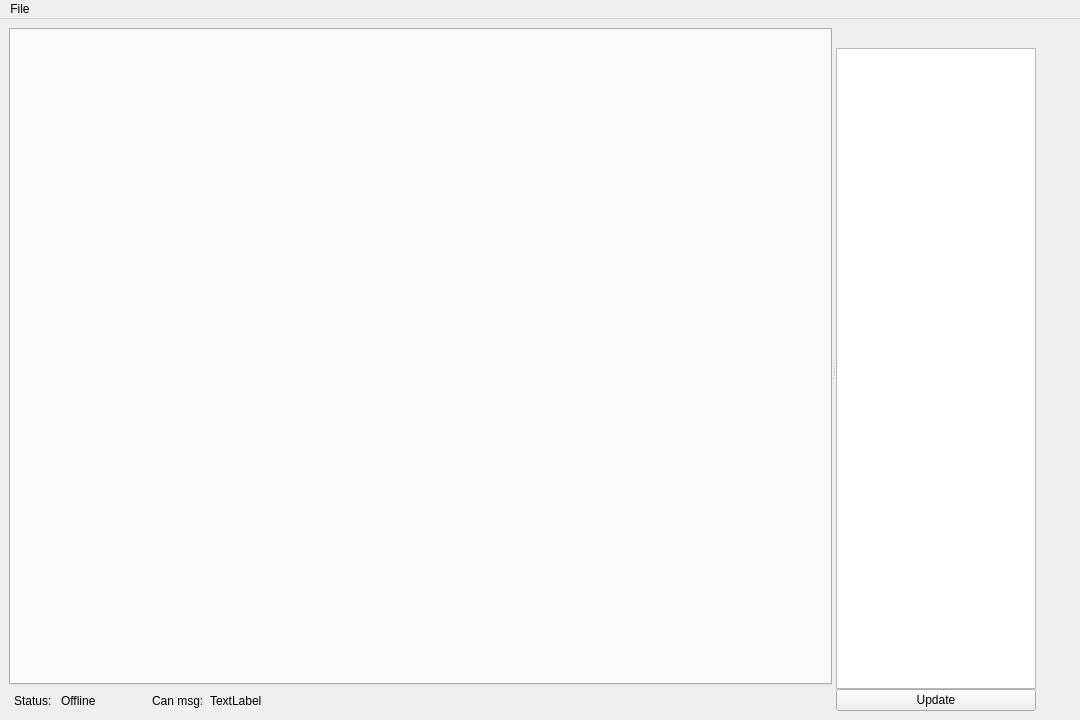
Before: the Qt Designer form CanReader/GUI/MainWindow.ui in GKPr0/Formula-Student-Telemetry, drawn with Qt 5.
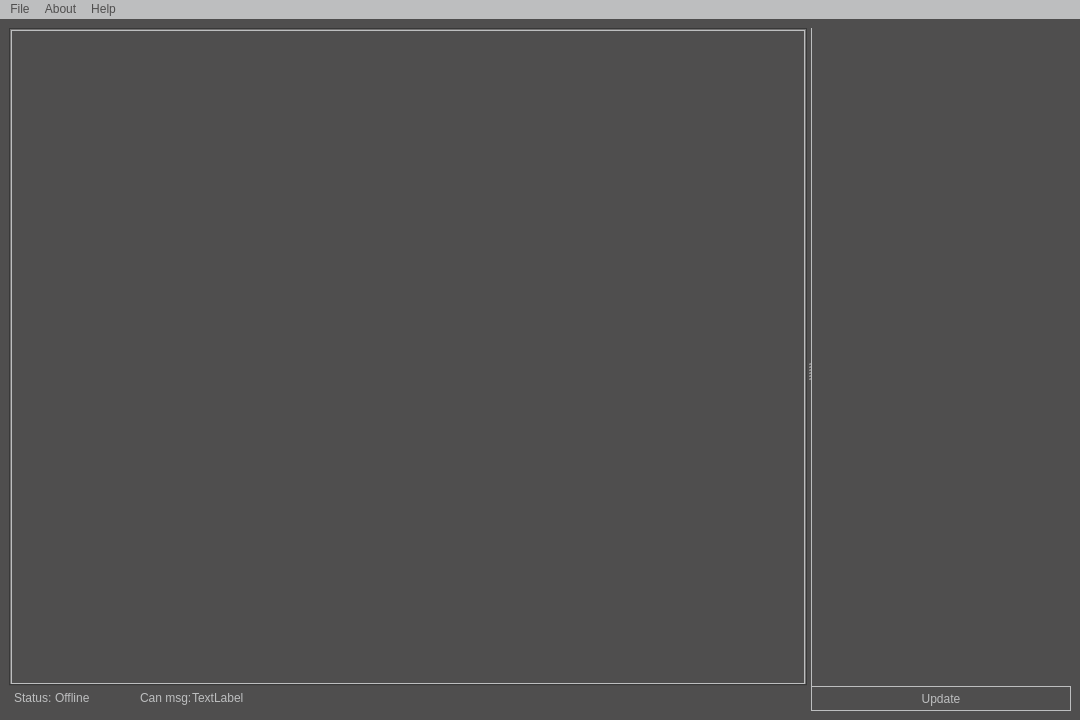
After: the same form once the commit is applied.

Commit message: Design update -> overviewtab add, dark style

Diff of the .ui file:
```diff
--- a/CanReader/GUI/MainWindow.ui
+++ b/CanReader/GUI/MainWindow.ui
@@ -29,7 +29,13 @@
    <string>CanReader FS Tul Racing</string>
   </property>
   <property name="autoFillBackground">
-   <bool>true</bool>
+   <bool>false</bool>
+  </property>
+  <property name="styleSheet">
+   <string notr="true">color: rgb(189, 190, 191);
+background-color: rgb(79, 78, 78);
+
+</string>
   </property>
   <widget class="QWidget" name="centralwidget">
    <property name="sizePolicy">
@@ -38,32 +44,104 @@
      <verstretch>0</verstretch>
     </sizepolicy>
    </property>
+   <property name="styleSheet">
+    <string notr="true">background-color: rgb(79, 78, 78);</string>
+   </property>
    <layout class="QHBoxLayout" name="horizontalLayout_2">
     <item>
      <widget class="QSplitter" name="splitter">
+      <property name="sizePolicy">
+       <sizepolicy hsizetype="Expanding" vsizetype="Preferred">
+        <horstretch>0</horstretch>
+        <verstretch>0</verstretch>
+       </sizepolicy>
+      </property>
+      <property name="styleSheet">
+       <string notr="true">background-color: rgb(79, 78, 78);</string>
+      </property>
       <property name="orientation">
        <enum>Qt::Horizontal</enum>
       </property>
       <widget class="QWidget" name="verticalLayoutWidget">
        <layout class="QVBoxLayout" name="verticalLayout">
+        <property name="spacing">
+         <number>0</number>
+        </property>
         <item>
          <widget class="QTabWidget" name="tabWidget">
+          <property name="sizePolicy">
+           <sizepolicy hsizetype="Expanding" vsizetype="Expanding">
+            <horstretch>0</horstretch>
+            <verstretch>0</verstretch>
+           </sizepolicy>
+          </property>
           <property name="minimumSize">
            <size>
-            <width>700</width>
+            <width>640</width>
+            <height>480</height>
+           </size>
+          </property>
+          <property name="maximumSize">
+           <size>
+            <width>9999</width>
+            <height>9999</height>
+           </size>
+          </property>
+          <property name="baseSize">
+           <size>
+            <width>0</width>
             <height>0</height>
            </size>
           </property>
+          <property name="font">
+           <font>
+            <pointsize>8</pointsize>
+           </font>
+          </property>
+          <property name="focusPolicy">
+           <enum>Qt::TabFocus</enum>
+          </property>
+          <property name="styleSheet">
+           <string notr="true">background-color: rgb(79, 78, 78);
+
+border-style: solid;
+border-color: rgb(189, 190, 191);
+border-width: 1px;
+
+
+</string>
+          </property>
+          <property name="tabShape">
+           <enum>QTabWidget::Triangular</enum>
+          </property>
           <property name="currentIndex">
            <number>-1</number>
           </property>
+          <property name="iconSize">
+           <size>
+            <width>40</width>
+            <height>40</height>
+           </size>
+          </property>
+          <property name="usesScrollButtons">
+           <bool>false</bool>
+          </property>
           <property name="movable">
            <bool>true</bool>
           </property>
+          <property name="tabBarAutoHide">
+           <bool>true</bool>
+          </property>
          </widget>
         </item>
         <item>
          <layout class="QHBoxLayout" name="horizontalLayout">
+          <property name="spacing">
+           <number>0</number>
+          </property>
+          <property name="leftMargin">
+           <number>0</number>
+          </property>
           <item>
            <spacer name="horizontalSpacer_2">
             <property name="orientation">
@@ -83,11 +161,14 @@
           <item>
            <widget class="QLabel" name="label_2">
             <property name="sizePolicy">
-             <sizepolicy hsizetype="Preferred" vsizetype="Preferred">
+             <sizepolicy hsizetype="Fixed" vsizetype="Fixed">
               <horstretch>0</horstretch>
               <verstretch>0</verstretch>
              </sizepolicy>
             </property>
+            <property name="styleSheet">
+             <string notr="true">color: rgb(189, 190, 191)</string>
+            </property>
             <property name="text">
              <string>Status: </string>
             </property>
@@ -96,11 +177,14 @@
           <item>
            <widget class="QLabel" name="label_status">
             <property name="sizePolicy">
-             <sizepolicy hsizetype="Preferred" vsizetype="Preferred">
+             <sizepolicy hsizetype="Fixed" vsizetype="Fixed">
               <horstretch>0</horstretch>
               <verstretch>0</verstretch>
              </sizepolicy>
             </property>
+            <property name="styleSheet">
+             <string notr="true">color: rgb(189, 190, 191)</string>
+            </property>
             <property name="text">
              <string>Offline</string>
             </property>
@@ -117,13 +201,22 @@
             <property name="sizeHint" stdset="0">
              <size>
               <width>50</width>
-              <height>20</height>
+              <height>25</height>
              </size>
             </property>
            </spacer>
           </item>
           <item>
            <widget class="QLabel" name="label_4">
+            <property name="sizePolicy">
+             <sizepolicy hsizetype="Fixed" vsizetype="Fixed">
+              <horstretch>0</horstretch>
+              <verstretch>0</verstretch>
+             </sizepolicy>
+            </property>
+            <property name="styleSheet">
+             <string notr="true">color: rgb(189, 190, 191)</string>
+            </property>
             <property name="text">
              <string>Can msg:</string>
             </property>
@@ -137,6 +230,9 @@
               <verstretch>0</verstretch>
              </sizepolicy>
             </property>
+            <property name="styleSheet">
+             <string notr="true">color: rgb(189, 190, 191)</string>
+            </property>
             <property name="text">
              <string>TextLabel</string>
             </property>
@@ -151,49 +247,92 @@
         <property name="spacing">
          <number>0</number>
         </property>
-        <item>
-         <spacer name="verticalSpacer">
-          <property name="orientation">
-           <enum>Qt::Vertical</enum>
-          </property>
-          <property name="sizeType">
-           <enum>QSizePolicy::Minimum</enum>
-          </property>
-          <property name="sizeHint" stdset="0">
-           <size>
-            <width>20</width>
-            <height>20</height>
-           </size>
-          </property>
-         </spacer>
-        </item>
+        <property name="sizeConstraint">
+         <enum>QLayout::SetMaximumSize</enum>
+        </property>
         <item>
          <widget class="QListWidget" name="variable_list_widget">
+          <property name="sizePolicy">
+           <sizepolicy hsizetype="Minimum" vsizetype="Expanding">
+            <horstretch>0</horstretch>
+            <verstretch>0</verstretch>
+           </sizepolicy>
+          </property>
+          <property name="minimumSize">
+           <size>
+            <width>260</width>
+            <height>0</height>
+           </size>
+          </property>
           <property name="maximumSize">
            <size>
-            <width>200</width>
+            <width>260</width>
             <height>16777215</height>
            </size>
           </property>
+          <property name="styleSheet">
+           <string notr="true">color: rgb(189, 190, 191);
+background-color: rgb(79, 78, 78);
+border-style: solid;
+border-left-color: rgb(189, 190, 191);
+border-left-width: 1px;
+</string>
+          </property>
+          <property name="lineWidth">
+           <number>5</number>
+          </property>
+          <property name="midLineWidth">
+           <number>2</number>
+          </property>
          </widget>
         </item>
         <item>
          <widget class="QPushButton" name="button_update">
+          <property name="sizePolicy">
+           <sizepolicy hsizetype="Minimum" vsizetype="Fixed">
+            <horstretch>0</horstretch>
+            <verstretch>0</verstretch>
+           </sizepolicy>
+          </property>
           <property name="minimumSize">
            <size>
-            <width>150</width>
-            <height>0</height>
+            <width>260</width>
+            <height>25</height>
            </size>
           </property>
           <property name="maximumSize">
            <size>
-            <width>200</width>
-            <height>16777215</height>
+            <width>250</width>
+            <height>25</height>
            </size>
           </property>
+          <property name="styleSheet">
+           <string notr="true">QPushButton {
+	color: rgb(189, 190, 191);
+	background-color: rgb(79, 78, 78);
+	border-style: solid;
+	border-color: rgb(189, 190, 191);
+	border-width: 1px;
+
+} 
+
+QPushButton:pressed {
+	background-color: rgb(89,88,88);
+
+}</string>
+          </property>
           <property name="text">
            <string>Update</string>
           </property>
+          <property name="checkable">
+           <bool>false</bool>
+          </property>
+          <property name="default">
+           <bool>false</bool>
+          </property>
+          <property name="flat">
+           <bool>false</bool>
+          </property>
          </widget>
         </item>
        </layout>
@@ -211,6 +350,14 @@
      <height>22</height>
     </rect>
    </property>
+   <property name="autoFillBackground">
+    <bool>false</bool>
+   </property>
+   <property name="styleSheet">
+    <string notr="true">background-color: rgb(189, 190, 191);
+color: rgb(79, 78, 78);
+</string>
+   </property>
    <widget class="QMenu" name="menuFile">
     <property name="title">
      <string>File</string>
@@ -219,7 +366,19 @@
     <addaction name="action_save"/>
     <addaction name="actionLoad"/>
    </widget>
+   <widget class="QMenu" name="menuAbout">
+    <property name="title">
+     <string>About</string>
+    </property>
+   </widget>
+   <widget class="QMenu" name="menuHelp">
+    <property name="title">
+     <string>Help</string>
+    </property>
+   </widget>
    <addaction name="menuFile"/>
+   <addaction name="menuAbout"/>
+   <addaction name="menuHelp"/>
   </widget>
   <action name="action_save">
    <property name="text">
```
The commit also changes 5 other files.
